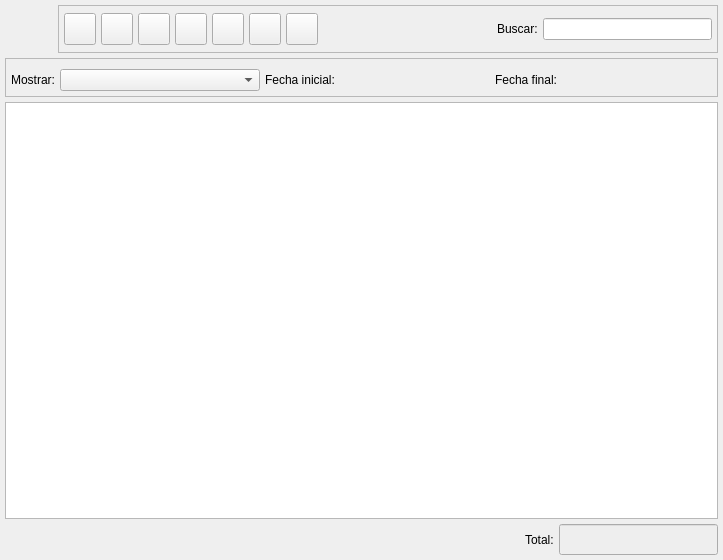
First picture: the form in bulmages/bulmafact/src/presupuestoslistbase.ui, repository eboladev/Bulmages-1, before the edit.
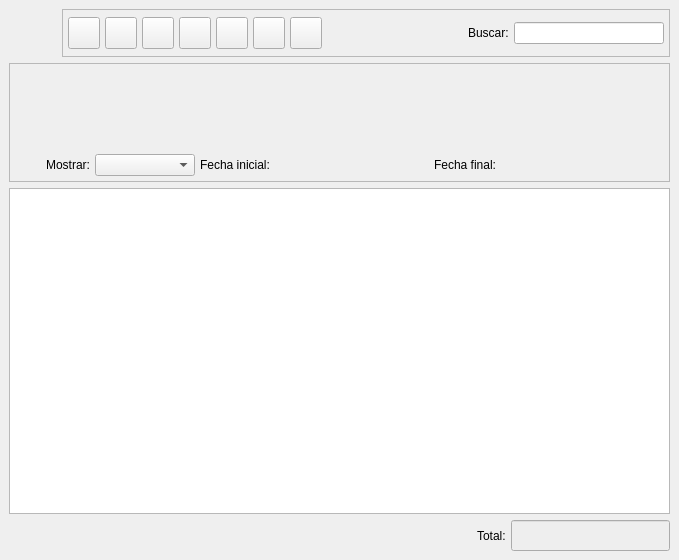
Second picture: the form after the edit. Icons and pictures are not drawn. Custom widgets are drawn as their Qt base class.

Patch:
```diff
--- a/bulmages/bulmafact/src/presupuestoslistbase.ui
+++ b/bulmages/bulmafact/src/presupuestoslistbase.ui
@@ -21,10 +21,10 @@
   </property>
   <layout class="QVBoxLayout" >
    <property name="margin" >
-    <number>5</number>
+    <number>9</number>
    </property>
    <property name="spacing" >
-    <number>5</number>
+    <number>6</number>
    </property>
    <item>
     <layout class="QHBoxLayout" >
@@ -393,8 +393,8 @@
     <widget class="QFrame" name="m_busqueda" >
      <property name="sizePolicy" >
       <sizepolicy>
-       <hsizetype>5</hsizetype>
-       <vsizetype>4</vsizetype>
+       <hsizetype>7</hsizetype>
+       <vsizetype>5</vsizetype>
        <horstretch>0</horstretch>
        <verstretch>0</verstretch>
       </sizepolicy>
@@ -425,7 +425,7 @@
           <property name="sizePolicy" >
            <sizepolicy>
             <hsizetype>7</hsizetype>
-            <vsizetype>3</vsizetype>
+            <vsizetype>1</vsizetype>
             <horstretch>0</horstretch>
             <verstretch>0</verstretch>
            </sizepolicy>
@@ -433,7 +433,7 @@
           <property name="minimumSize" >
            <size>
             <width>0</width>
-            <height>0</height>
+            <height>80</height>
            </size>
           </property>
           <property name="maximumSize" >
@@ -449,7 +449,7 @@
           <property name="sizePolicy" >
            <sizepolicy>
             <hsizetype>7</hsizetype>
-            <vsizetype>3</vsizetype>
+            <vsizetype>1</vsizetype>
             <horstretch>0</horstretch>
             <verstretch>0</verstretch>
            </sizepolicy>
@@ -457,7 +457,7 @@
           <property name="minimumSize" >
            <size>
             <width>0</width>
-            <height>0</height>
+            <height>80</height>
            </size>
           </property>
           <property name="maximumSize" >
@@ -480,6 +480,14 @@
         </property>
         <item>
          <widget class="QLabel" name="label_2" >
+          <property name="sizePolicy" >
+           <sizepolicy>
+            <hsizetype>3</hsizetype>
+            <vsizetype>5</vsizetype>
+            <horstretch>0</horstretch>
+            <verstretch>0</verstretch>
+           </sizepolicy>
+          </property>
           <property name="text" >
            <string>Mostrar:</string>
           </property>
@@ -490,9 +498,17 @@
         </item>
         <item>
          <widget class="QComboBox" name="mui_procesada" >
+          <property name="sizePolicy" >
+           <sizepolicy>
+            <hsizetype>3</hsizetype>
+            <vsizetype>0</vsizetype>
+            <horstretch>0</horstretch>
+            <verstretch>0</verstretch>
+           </sizepolicy>
+          </property>
           <property name="minimumSize" >
            <size>
-            <width>200</width>
+            <width>100</width>
             <height>0</height>
            </size>
           </property>
@@ -512,6 +528,14 @@
         </item>
         <item>
          <widget class="QLabel" name="textLabel1_4" >
+          <property name="sizePolicy" >
+           <sizepolicy>
+            <hsizetype>3</hsizetype>
+            <vsizetype>5</vsizetype>
+            <horstretch>0</horstretch>
+            <verstretch>0</verstretch>
+           </sizepolicy>
+          </property>
           <property name="text" >
            <string>Fecha inicial:</string>
           </property>
@@ -519,6 +543,14 @@
         </item>
         <item>
          <widget class="BusquedaFecha" native="1" name="m_fechain" >
+          <property name="sizePolicy" >
+           <sizepolicy>
+            <hsizetype>7</hsizetype>
+            <vsizetype>13</vsizetype>
+            <horstretch>0</horstretch>
+            <verstretch>0</verstretch>
+           </sizepolicy>
+          </property>
           <property name="minimumSize" >
            <size>
             <width>150</width>
@@ -527,24 +559,16 @@
           </property>
          </widget>
         </item>
-        <item>
-         <spacer>
-          <property name="orientation" >
-           <enum>Qt::Horizontal</enum>
-          </property>
-          <property name="sizeType" >
-           <enum>QSizePolicy::Expanding</enum>
-          </property>
-          <property name="sizeHint" >
-           <size>
-            <width>200</width>
-            <height>21</height>
-           </size>
-          </property>
-         </spacer>
-        </item>
         <item>
          <widget class="QLabel" name="textLabel1_4_2" >
+          <property name="sizePolicy" >
+           <sizepolicy>
+            <hsizetype>3</hsizetype>
+            <vsizetype>5</vsizetype>
+            <horstretch>0</horstretch>
+            <verstretch>0</verstretch>
+           </sizepolicy>
+          </property>
           <property name="text" >
            <string>Fecha final:</string>
           </property>
@@ -552,6 +576,14 @@
         </item>
         <item>
          <widget class="BusquedaFecha" native="1" name="m_fechafin" >
+          <property name="sizePolicy" >
+           <sizepolicy>
+            <hsizetype>7</hsizetype>
+            <vsizetype>13</vsizetype>
+            <horstretch>0</horstretch>
+            <verstretch>0</verstretch>
+           </sizepolicy>
+          </property>
           <property name="minimumSize" >
            <size>
             <width>150</width>
@@ -560,22 +592,6 @@
           </property>
          </widget>
         </item>
-        <item>
-         <spacer>
-          <property name="orientation" >
-           <enum>Qt::Horizontal</enum>
-          </property>
-          <property name="sizeType" >
-           <enum>QSizePolicy::Expanding</enum>
-          </property>
-          <property name="sizeHint" >
-           <size>
-            <width>101</width>
-            <height>21</height>
-           </size>
-          </property>
-         </spacer>
-        </item>
        </layout>
       </item>
      </layout>
@@ -705,11 +721,6 @@
  </widget>
  <layoutdefault spacing="3" margin="5" />
  <customwidgets>
-  <customwidget>
-   <class>BusquedaFecha</class>
-   <extends>QWidget</extends>
-   <header>../../../bulmalib/busquedafecha.h</header>
-  </customwidget>
   <customwidget>
    <class>BusquedaCliente</class>
    <extends>QWidget</extends>
@@ -725,6 +736,11 @@
    <extends>QWidget</extends>
    <header>busquedaarticulo.h</header>
   </customwidget>
+  <customwidget>
+   <class>BusquedaFecha</class>
+   <extends>QWidget</extends>
+   <header>../../../bulmalib/busquedafecha.h</header>
+  </customwidget>
  </customwidgets>
  <resources>
   <include location="../../bulmages.qrc" />
```
Left out of the diff: 3 changed lines with no effect on the pictures.
